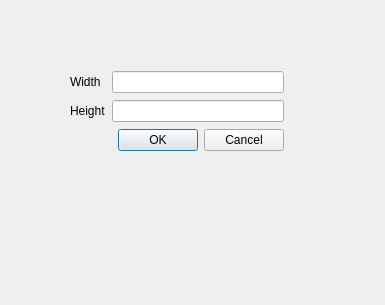
The window that newfiledialog.ui (adam-zielonka/paintAZ) describes before a commit, drawn with Qt 5.
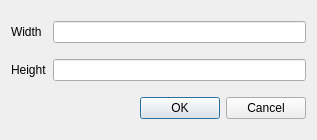
The same window after the commit.

Commit message: Methods was created to properties in classes Widget and NewFileDialog

Patch:
```diff
--- a/newfiledialog.ui
+++ b/newfiledialog.ui
@@ -6,22 +6,15 @@
    <rect>
     <x>0</x>
     <y>0</y>
-    <width>385</width>
-    <height>305</height>
+    <width>317</width>
+    <height>140</height>
    </rect>
   </property>
   <property name="windowTitle">
    <string>Create new file</string>
   </property>
-  <widget class="QWidget" name="">
-   <property name="geometry">
-    <rect>
-     <x>70</x>
-     <y>70</y>
-     <width>214</width>
-     <height>83</height>
-    </rect>
-   </property>
+  <layout class="QHBoxLayout" name="horizontalLayout">
+   <item>
    <layout class="QGridLayout" name="gridLayout">
     <item row="0" column="0">
      <widget class="QLabel" name="label">
@@ -54,7 +47,8 @@
      </widget>
     </item>
    </layout>
-  </widget>
+   </item>
+  </layout>
  </widget>
  <resources/>
  <connections>
```
Left out of the diff: 8 changed lines with no effect on the pictures. Lines whose indentation alone changed are shown as unchanged. The commit also changes 6 other files.
